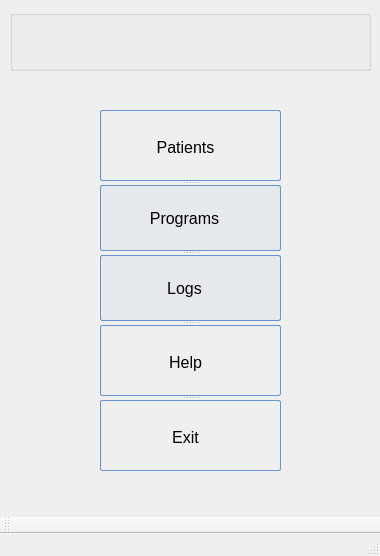
The window that POML060_v1/stageonemain.ui (viniltc/POML060) describes before a commit, drawn with Qt 5.
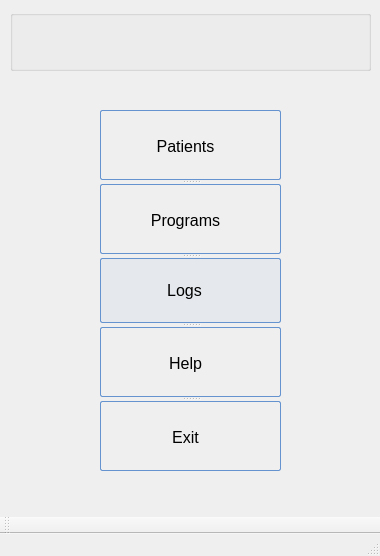
The same window after the commit. Custom widgets are drawn as their Qt base class.

What changed in the file:
```diff
--- a/POML060_v1/stageonemain.ui
+++ b/POML060_v1/stageonemain.ui
@@ -125,7 +125,7 @@
     </widget>
     <widget class="QPushButton" name="pushButton_programs">
      <property name="enabled">
-      <bool>false</bool>
+      <bool>true</bool>
      </property>
      <property name="styleSheet">
       <string notr="true">QPushButton:hover{
```
Left out of the diff: 1 changed line with no effect on the pictures.
